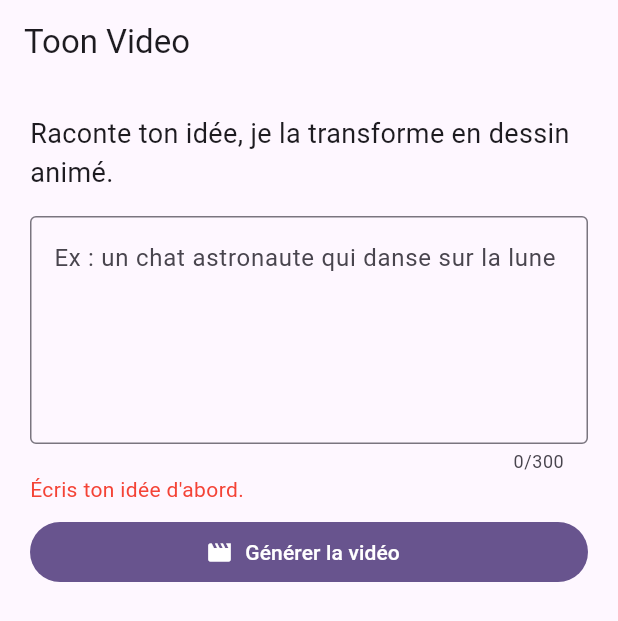
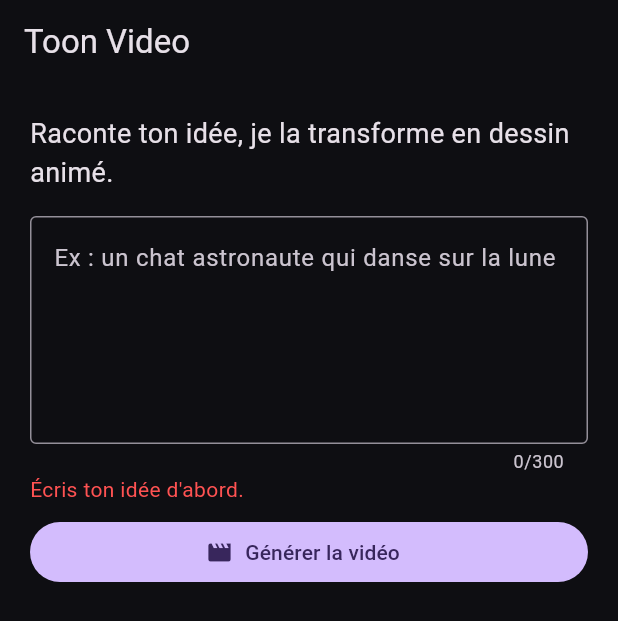
Before and after one commit to patricktshik/toon_video_app, a Flutter app: the screen it shows after launch, after a tap on "Générer la vidéo", on a phone screen of 412 x 824 dp. Shown: the top 621 px of the screen. Run offline on Flutter 3.47's test engine with Material 3 defaults, Android fonts, the phone set to English and light mode, and no system bars; our stand-ins replace video_player; network calls fail.

Commit message:
Update backend URL and enhance UI elements
Updated backend URL and improved error handling. Modified UI elements for better visual consistency.

```diff
--- a/lib/main.dart
+++ b/lib/main.dart
@@ -4,8 +4,7 @@ import 'package:flutter/material.dart';
 import 'package:http/http.dart' as http;
 import 'package:video_player/video_player.dart';
 
-// Remplace par l'adresse de TON serveur (voir Étape 3).
-const String kBackendUrl = 'https://ton-serveur.example.com';
+const String kBackendUrl = 'https://toon-server.onrender.com';
 
 void main() => runApp(const ToonApp());
 
@@ -17,8 +16,11 @@ class ToonApp extends StatelessWidget {
     return MaterialApp(
       title: 'Toon Video',
       debugShowCheckedModeBanner: false,
-      theme: ThemeData(
+      themeMode: ThemeMode.dark,
+      darkTheme: ThemeData(
+        brightness: Brightness.dark,
         colorSchemeSeed: Colors.deepPurple,
+        scaffoldBackgroundColor: const Color(0xFF0E0E12),
         useMaterial3: true,
       ),
       home: const IdeaScreen(),
@@ -50,7 +52,6 @@ class _IdeaScreenState extends State<IdeaScreen> {
     });
 
     try {
-      // 1. Lancer la génération
       final start = await http.post(
         Uri.parse('$kBackendUrl/generate'),
         headers: {'Content-Type': 'application/json'},
@@ -61,7 +62,6 @@ class _IdeaScreenState extends State<IdeaScreen> {
       }
       final jobId = jsonDecode(start.body)['jobId'] as String;
 
-      // 2. Attendre le résultat (toutes les 4 secondes)
       String? videoUrl;
       for (int i = 0; i < 60; i++) {
         await Future.delayed(const Duration(seconds: 4));
@@ -72,7 +72,7 @@ class _IdeaScreenState extends State<IdeaScreen> {
           break;
         }
         if (data['status'] == 'failed') {
-          throw Exception('La génération a échoué.');
+          throw Exception(data['error'] ?? 'La génération a échoué.');
         }
       }
       if (videoUrl == null) throw Exception('Trop long, réessaie.');
@@ -92,7 +92,10 @@ class _IdeaScreenState extends State<IdeaScreen> {
   @override
   Widget build(BuildContext context) {
     return Scaffold(
-      appBar: AppBar(title: const Text('Toon Video')),
+      appBar: AppBar(
+        title: const Text('Toon Video'),
+        backgroundColor: const Color(0xFF0E0E12),
+      ),
       body: Padding(
         padding: const EdgeInsets.all(20),
         child: Column(
@@ -115,7 +118,10 @@ class _IdeaScreenState extends State<IdeaScreen> {
             if (_error != null)
               Padding(
                 padding: const EdgeInsets.only(bottom: 8),
-                child: Text(_error!, style: const TextStyle(color: Colors.red)),
+                child: Text(
+                  _error!,
+                  style: const TextStyle(color: Colors.redAccent),
+                ),
               ),
             FilledButton.icon(
               onPressed: _loading ? null : _generate,
@@ -126,7 +132,9 @@ class _IdeaScreenState extends State<IdeaScreen> {
                       child: CircularProgressIndicator(strokeWidth: 2),
                     )
                   : const Icon(Icons.movie_creation),
-              label: Text(_loading ? 'Génération en cours...' : 'Générer la vidéo'),
+              label: Text(
+                _loading ? 'Génération en cours...' : 'Générer la vidéo',
+              ),
             ),
           ],
         ),
@@ -166,7 +174,10 @@ class _PlayerScreenState extends State<PlayerScreen> {
   @override
   Widget build(BuildContext context) {
     return Scaffold(
-      appBar: AppBar(title: const Text('Ta vidéo')),
+      appBar: AppBar(
+        title: const Text('Ta vidéo'),
+        backgroundColor: const Color(0xFF0E0E12),
+      ),
       body: Center(
         child: _vc.value.isInitialized
             ? AspectRatio(
```
